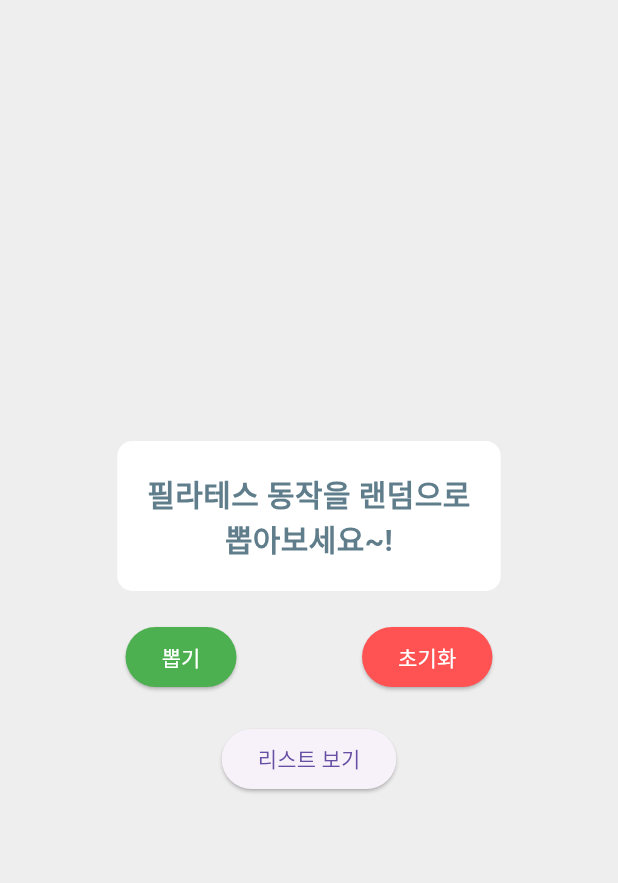
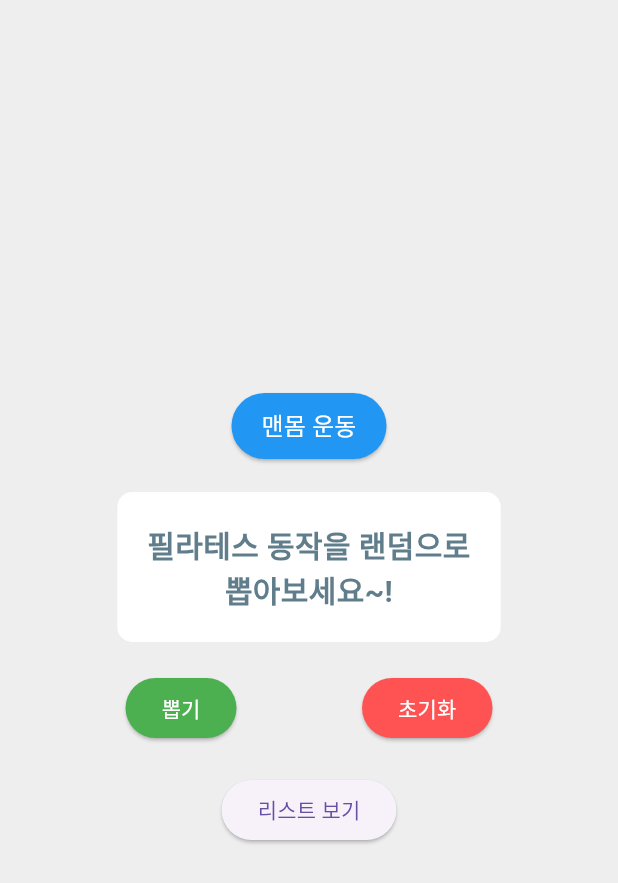
Before and after one commit to 4keool/pilates-yoobin, a Flutter app: the screen it shows after launch, on a phone screen of 412 x 824 dp. Shown: the top 883 px of the screen. Run offline on Flutter 3.47's test engine with Material 3 defaults, Android fonts, the phone set to English and light mode, and no system bars; our stand-ins replace firebase_core; accounts and stored records are empty.

Commit message:
로터리 화면의 운동 타입 전환 기능 추가 및 관련 상수 정의
- 맨몸 운동과 기구 운동을 전환할 수 있는 버튼 추가
- 운동 타입에 따라 표시되는 운동 목록을 동적으로 변경
- 모든 항목 선택 시 메시지를 상수로 관리하여 코드 가독성 향상

```diff
--- a/lib/main.dart
+++ b/lib/main.dart
@@ -25,9 +25,11 @@ class LotteryScreen extends StatefulWidget {
 }
 
 class _LotteryScreenState extends State<LotteryScreen> {
+  // 상수 정의
   static const String DEFAULT_MESSAGE = "필라테스 동작을 랜덤으로\n뽑아보세요~!";
+  static const String ALL_SELECTED_MESSAGE = "모든 항목이 선택되었습니다!";
 
-  final List<Map<String, String>> allRewards = [
+  final List<Map<String, String>> bodyweightExercises = [
     {"name": "PELVIC MOVEMENT", "page": "12"},
     {"name": "BRIDGE", "page": "14"},
     {"name": "SHOULDER BRIDGE", "page": "16"},
@@ -66,21 +68,38 @@ class _LotteryScreenState extends State<LotteryScreen> {
     {"name": "SIDE LEG-CLAM", "page": "83"}
   ];
 
+  final List<Map<String, String>> equipmentExercises = [
+    {"name": "REFORMER EXERCISE 1", "page": "80"},
+    {"name": "CADILLAC EXERCISE 1", "page": "90"},
+  ];
+
+  late List<Map<String, String>> allRewards;
   late List<Map<String, String>> availableRewards;
   final List<Map<String, String>> selectedRewards = [];
-  String result = DEFAULT_MESSAGE;
+  String result = DEFAULT_MESSAGE; // 초기값 설정
   bool showList = false;
+  bool isBodyweight = true; // 현재 선택된 운동 타입 (true: 맨몸, false: 기구)
 
   @override
   void initState() {
     super.initState();
+    allRewards = List.from(bodyweightExercises); // 초기값은 맨몸 운동
     availableRewards = List.from(allRewards);
+  }
+
+  void toggleExerciseType() {
+    setState(() {
+      isBodyweight = !isBodyweight;
+      allRewards =
+          List.from(isBodyweight ? bodyweightExercises : equipmentExercises);
+      resetLottery();
+    });
   }
 
   void drawLottery() {
     if (availableRewards.isEmpty) {
       setState(() {
-        result = "모든 항목이 선택되었습니다!";
+        result = ALL_SELECTED_MESSAGE;
       });
       return;
     }
@@ -96,7 +115,7 @@ class _LotteryScreenState extends State<LotteryScreen> {
     setState(() {
       availableRewards = List.from(allRewards);
       selectedRewards.clear();
-      result = DEFAULT_MESSAGE;
+      result = DEFAULT_MESSAGE; // 상수 사용
       showList = false;
     });
   }
@@ -108,6 +127,18 @@ class _LotteryScreenState extends State<LotteryScreen> {
       body: Column(
         mainAxisAlignment: MainAxisAlignment.center,
         children: [
+          ElevatedButton(
+            onPressed: toggleExerciseType,
+            style: ElevatedButton.styleFrom(
+              backgroundColor: isBodyweight ? Colors.blue : Colors.purple,
+              padding: const EdgeInsets.symmetric(horizontal: 20, vertical: 10),
+            ),
+            child: Text(
+              isBodyweight ? "맨몸 운동" : "기구 운동",
+              style: const TextStyle(color: Colors.white, fontSize: 16),
+            ),
+          ),
+          const SizedBox(height: 20),
           Container(
             padding: const EdgeInsets.all(20),
             margin: const EdgeInsets.symmetric(horizontal: 20),
@@ -119,9 +150,10 @@ class _LotteryScreenState extends State<LotteryScreen> {
               result,
               textAlign: TextAlign.center,
               style: const TextStyle(
-                  fontSize: 20,
-                  fontWeight: FontWeight.bold,
-                  color: Colors.blueGrey),
+                fontSize: 20,
+                fontWeight: FontWeight.bold,
+                color: Colors.blueGrey,
+              ),
             ),
           ),
           const SizedBox(height: 20),
```
